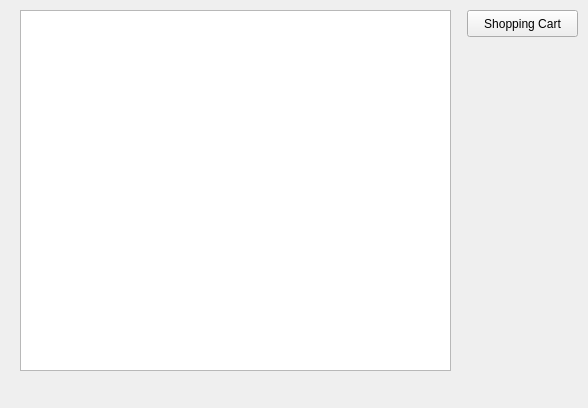
Above: client/ClientInterface/studentview.ui from RemyGratwohl/cuTPS_D4_teaQup before the change. Below: the same form after it.
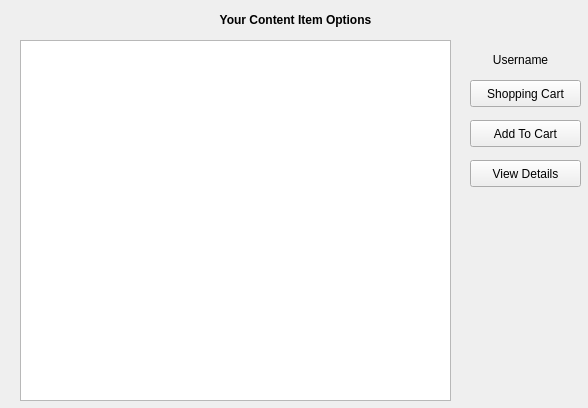
That is the form after the change.

Commit message: Added username and item check box to student view.

```diff
--- a/client/ClientInterface/studentview.ui
+++ b/client/ClientInterface/studentview.ui
@@ -17,7 +17,7 @@
    <property name="geometry">
     <rect>
      <x>20</x>
-     <y>10</y>
+     <y>40</y>
      <width>431</width>
      <height>361</height>
     </rect>
@@ -26,8 +26,8 @@
   <widget class="QPushButton" name="shoppingCartButton">
    <property name="geometry">
     <rect>
-     <x>467</x>
-     <y>10</y>
+     <x>470</x>
+     <y>80</y>
      <width>111</width>
      <height>27</height>
     </rect>
@@ -36,6 +36,70 @@
     <string>Shopping Cart</string>
    </property>
   </widget>
+  <widget class="QPushButton" name="addToCartButton">
+   <property name="geometry">
+    <rect>
+     <x>470</x>
+     <y>120</y>
+     <width>111</width>
+     <height>27</height>
+    </rect>
+   </property>
+   <property name="text">
+    <string>Add To Cart</string>
+   </property>
+  </widget>
+  <widget class="QPushButton" name="viewDetailsButton">
+   <property name="geometry">
+    <rect>
+     <x>470</x>
+     <y>160</y>
+     <width>111</width>
+     <height>27</height>
+    </rect>
+   </property>
+   <property name="text">
+    <string>View Details</string>
+   </property>
+  </widget>
+  <widget class="QLabel" name="headerLabel">
+   <property name="geometry">
+    <rect>
+     <x>10</x>
+     <y>10</y>
+     <width>571</width>
+     <height>20</height>
+    </rect>
+   </property>
+   <property name="font">
+    <font>
+     <weight>75</weight>
+     <bold>true</bold>
+    </font>
+   </property>
+   <property name="text">
+    <string>Your Content Item Options</string>
+   </property>
+   <property name="alignment">
+    <set>Qt::AlignCenter</set>
+   </property>
+  </widget>
+  <widget class="QLabel" name="usernameLabel">
+   <property name="geometry">
+    <rect>
+     <x>460</x>
+     <y>50</y>
+     <width>121</width>
+     <height>20</height>
+    </rect>
+   </property>
+   <property name="text">
+    <string>Username</string>
+   </property>
+   <property name="alignment">
+    <set>Qt::AlignCenter</set>
+   </property>
+  </widget>
  </widget>
  <resources/>
  <connections/>
```
The commit also changes 9 other files.
